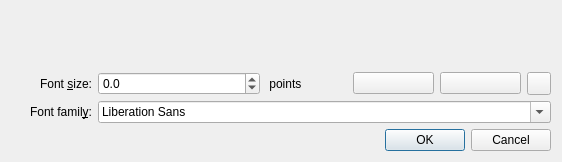
Qt form src/libkstapp/labelcreator.ui (Kst-plot/kst) before a commit.
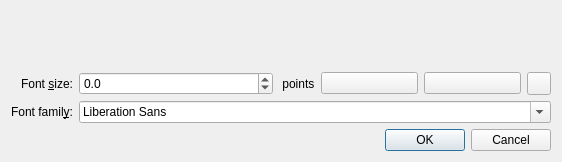
The same form after that commit. Custom widgets are drawn as their Qt base class.

Diff of the .ui file:
```diff
--- a/src/libkstapp/labelcreator.ui
+++ b/src/libkstapp/labelcreator.ui
@@ -47,6 +47,12 @@
      </item>
      <item row="1" column="0">
       <widget class="QLabel" name="_Label_12">
+       <property name="sizePolicy">
+        <sizepolicy hsizetype="Fixed" vsizetype="Preferred">
+         <horstretch>0</horstretch>
+         <verstretch>0</verstretch>
+        </sizepolicy>
+       </property>
        <property name="text">
         <string>Font famil&amp;y:</string>
        </property>
@@ -102,6 +108,12 @@
      </item>
      <item row="0" column="3">
       <widget class="QLabel" name="label">
+       <property name="sizePolicy">
+        <sizepolicy hsizetype="Fixed" vsizetype="Preferred">
+         <horstretch>0</horstretch>
+         <verstretch>0</verstretch>
+        </sizepolicy>
+       </property>
        <property name="text">
         <string> points</string>
        </property>
```
Left out of the diff: 9 changed lines with no effect on the pictures.
